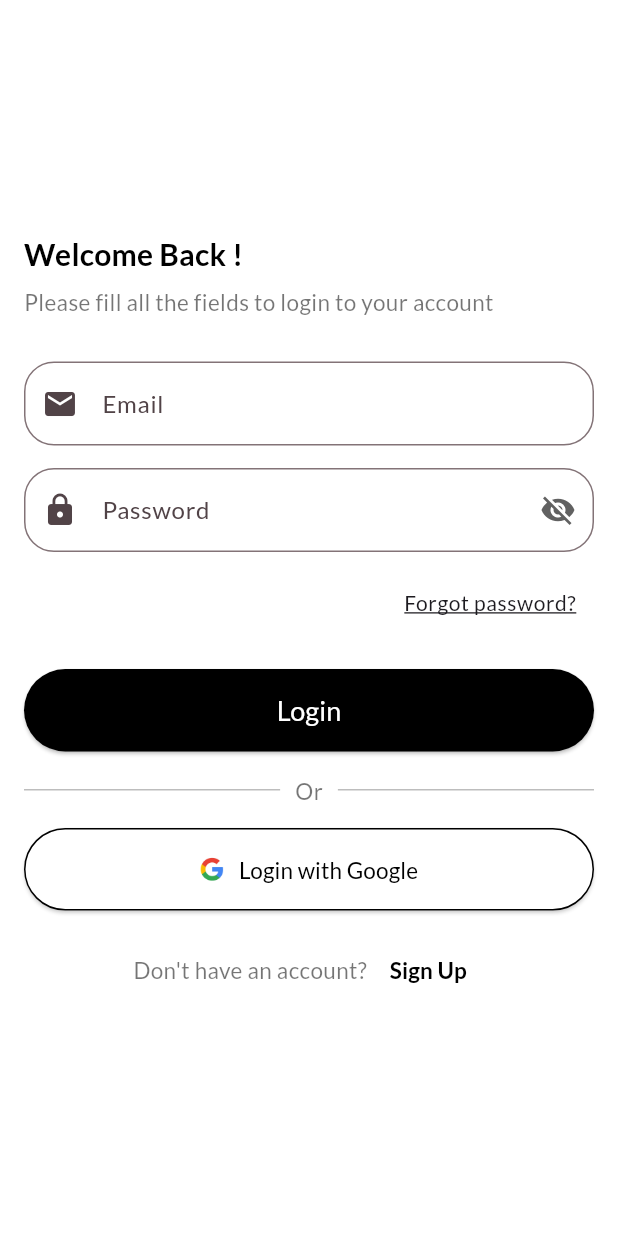
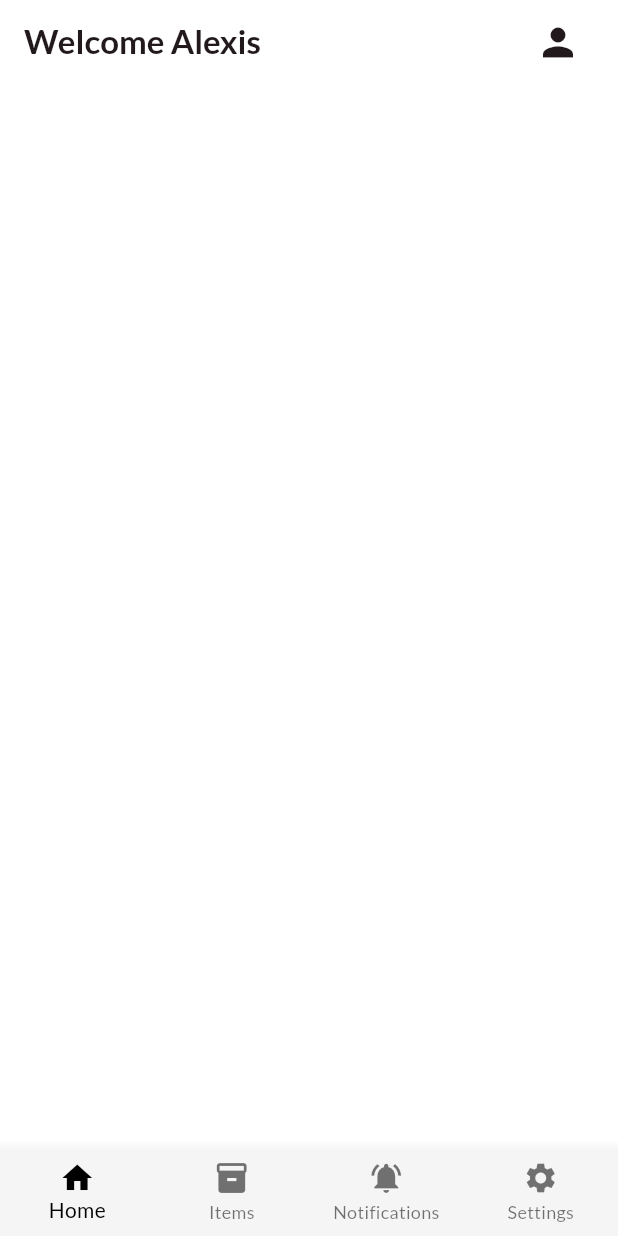
Before and after one commit to AlexisIvan2000/ShelfMind, a Flutter app: the LoginScreen screen opened directly, after a tap on "Login with Google", on a phone screen of 412 x 824 dp. Run offline on Flutter 3.47's test engine with Material 3 defaults, Android fonts, the phone set to English and light mode, and no system bars; our stand-ins replace google_fonts.

Commit message:
Added dashboard screen and navigation bar

```diff
--- /dev/null
+++ b/front_end/lib/screens/dashboard.dart
@@ -0,0 +1,42 @@
+import 'package:flutter/material.dart';
+import 'package:front_end/widgets/dashboard/navigation.dart';
+
+
+class DashboardScreen extends StatefulWidget {
+  const DashboardScreen({super.key});
+
+  @override
+  State<DashboardScreen> createState() => _DashboardScreenState();
+}
+
+class _DashboardScreenState extends State<DashboardScreen> {
+  @override
+  Widget build(BuildContext context) {
+    return Scaffold(
+      appBar: AppBar(
+        title: Row(
+          mainAxisAlignment: MainAxisAlignment.spaceBetween,
+          children: [
+            Text("Welcome Alexis"),
+            IconButton(
+              onPressed: () {
+                // Add your onPressed code here
+              },
+              icon: const Icon(Icons.person, size: 30,)
+            )
+          ],
+        )
+      ),
+      body: SingleChildScrollView(
+        padding: const EdgeInsets.all(16),
+        child: Column(
+          mainAxisAlignment: MainAxisAlignment.center,
+          children: [
+
+          ],
+        ),
+      ),
+      bottomNavigationBar: const NavigateBar(),
+    );
+  }
+}
--- /dev/null
+++ b/front_end/lib/widgets/dashboard/navigation.dart
@@ -0,0 +1,47 @@
+import 'package:flutter/material.dart';
+
+class NavigateBar extends StatefulWidget{
+  const NavigateBar({super.key});
+
+  @override
+  State<NavigateBar> createState() => _NavigateBarState();
+}
+
+class _NavigateBarState extends State<NavigateBar> {
+  int _selectedIndex = 0;
+
+  void _onItemTapped(int index) {
+    setState(() {
+      _selectedIndex = index;
+    });
+  }
+
+  @override
+  Widget build(BuildContext context) {
+    return BottomNavigationBar(
+      items: const <BottomNavigationBarItem>[
+        BottomNavigationBarItem(
+          icon: Icon(Icons.home),
+          label: 'Home',
+        ),
+        BottomNavigationBarItem(
+          icon: Icon(Icons.inventory),
+          label: 'Items',
+        ),
+        BottomNavigationBarItem(
+          icon: Icon(Icons.notifications_on),
+          label: 'Notifications',
+        ),
+        BottomNavigationBarItem(
+          icon: Icon(Icons.settings),
+          label: 'Settings',
+        ),
+      ],
+      currentIndex: _selectedIndex,
+      selectedItemColor: Colors.black,
+      backgroundColor: Colors.grey[100],
+      type: BottomNavigationBarType.fixed,
+      onTap: _onItemTapped,
+    );
+  }
+}
--- a/front_end/lib/widgets/login_form.dart
+++ b/front_end/lib/widgets/login_form.dart
@@ -1,4 +1,5 @@
 import 'package:flutter/material.dart';
+import 'package:front_end/screens/dashboard.dart';
 import 'package:front_end/screens/register.dart';
 
 class LoginForm extends StatefulWidget {
@@ -144,7 +145,12 @@ class _LoginFormState extends State<LoginForm> {
           SizedBox(
             width: double.infinity,
             child: ElevatedButton(
-              onPressed: () {},
+              onPressed: () {
+                Navigator.of(context).pushAndRemoveUntil(
+                  MaterialPageRoute(builder: (context) => const DashboardScreen()),
+                  (route) => false,
+                );
+              },
               style: ElevatedButton.styleFrom(
                 backgroundColor: Colors.white,
                 foregroundColor: Colors.black,
```
